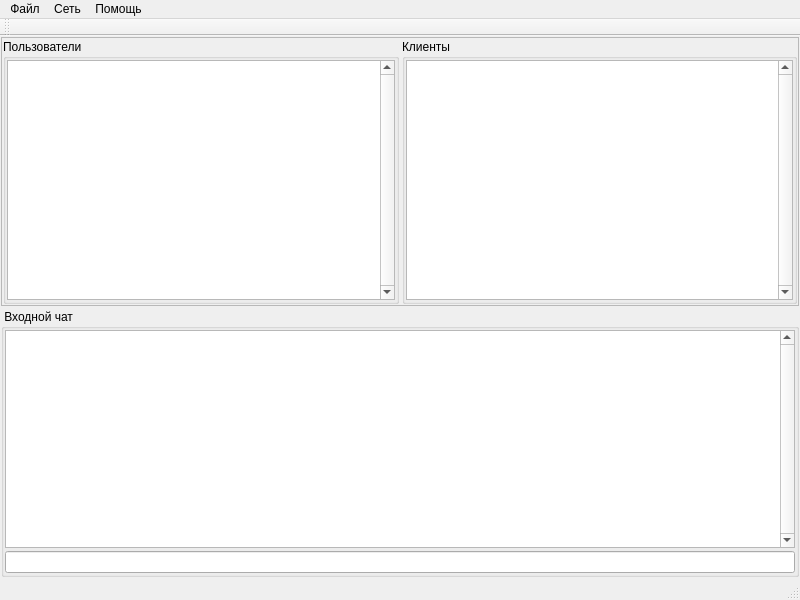
Old version of the form mainwindow.ui in the repository shuchongqj/Z-Server.
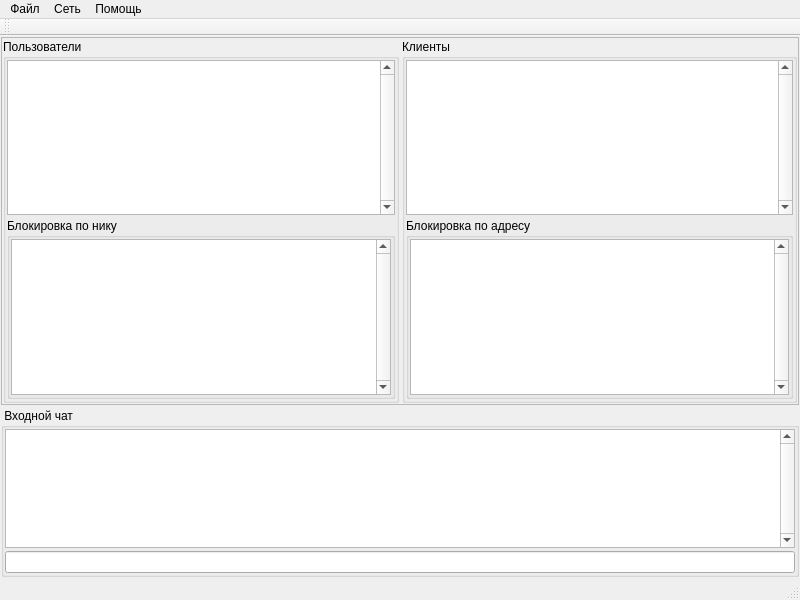
New version of the form.

What changed in the file:
```diff
--- a/mainwindow.ui
+++ b/mainwindow.ui
@@ -100,6 +100,49 @@
             </property>
            </widget>
           </item>
+          <item>
+           <widget class="QGroupBox" name="U_Bans_groupBox">
+            <property name="title">
+             <string>Блокировка по нику</string>
+            </property>
+            <layout class="QVBoxLayout" name="verticalLayout_6">
+             <property name="spacing">
+              <number>3</number>
+             </property>
+             <property name="leftMargin">
+              <number>1</number>
+             </property>
+             <property name="topMargin">
+              <number>1</number>
+             </property>
+             <property name="rightMargin">
+              <number>1</number>
+             </property>
+             <property name="bottomMargin">
+              <number>1</number>
+             </property>
+             <item>
+              <widget class="QListWidget" name="U_Bans_listWidget">
+               <property name="verticalScrollBarPolicy">
+                <enum>Qt::ScrollBarAlwaysOn</enum>
+               </property>
+               <property name="horizontalScrollBarPolicy">
+                <enum>Qt::ScrollBarAlwaysOff</enum>
+               </property>
+               <property name="editTriggers">
+                <set>QAbstractItemView::NoEditTriggers</set>
+               </property>
+               <property name="selectionMode">
+                <enum>QAbstractItemView::NoSelection</enum>
+               </property>
+               <property name="sortingEnabled">
+                <bool>true</bool>
+               </property>
+              </widget>
+             </item>
+            </layout>
+           </widget>
+          </item>
          </layout>
         </widget>
        </item>
@@ -147,6 +190,58 @@
             <property name="selectionMode">
              <enum>QAbstractItemView::NoSelection</enum>
             </property>
+            <property name="sortingEnabled">
+             <bool>true</bool>
+            </property>
+           </widget>
+          </item>
+          <item>
+           <widget class="QGroupBox" name="C_Bans_groupBox">
+            <property name="title">
+             <string>Блокировка по адресу</string>
+            </property>
+            <layout class="QVBoxLayout" name="verticalLayout_5">
+             <property name="spacing">
+              <number>3</number>
+             </property>
+             <property name="leftMargin">
+              <number>1</number>
+             </property>
+             <property name="topMargin">
+              <number>1</number>
+             </property>
+             <property name="rightMargin">
+              <number>1</number>
+             </property>
+             <property name="bottomMargin">
+              <number>1</number>
+             </property>
+             <item>
+              <widget class="QListWidget" name="C_Bans_listWidget">
+               <property name="verticalScrollBarPolicy">
+                <enum>Qt::ScrollBarAlwaysOn</enum>
+               </property>
+               <property name="horizontalScrollBarPolicy">
+                <enum>Qt::ScrollBarAlwaysOff</enum>
+               </property>
+               <property name="editTriggers">
+                <set>QAbstractItemView::NoEditTriggers</set>
+               </property>
+               <property name="showDropIndicator" stdset="0">
+                <bool>false</bool>
+               </property>
+               <property name="defaultDropAction">
+                <enum>Qt::IgnoreAction</enum>
+               </property>
+               <property name="selectionMode">
+                <enum>QAbstractItemView::NoSelection</enum>
+               </property>
+               <property name="sortingEnabled">
+                <bool>true</bool>
+               </property>
+              </widget>
+             </item>
+            </layout>
            </widget>
           </item>
          </layout>
```
